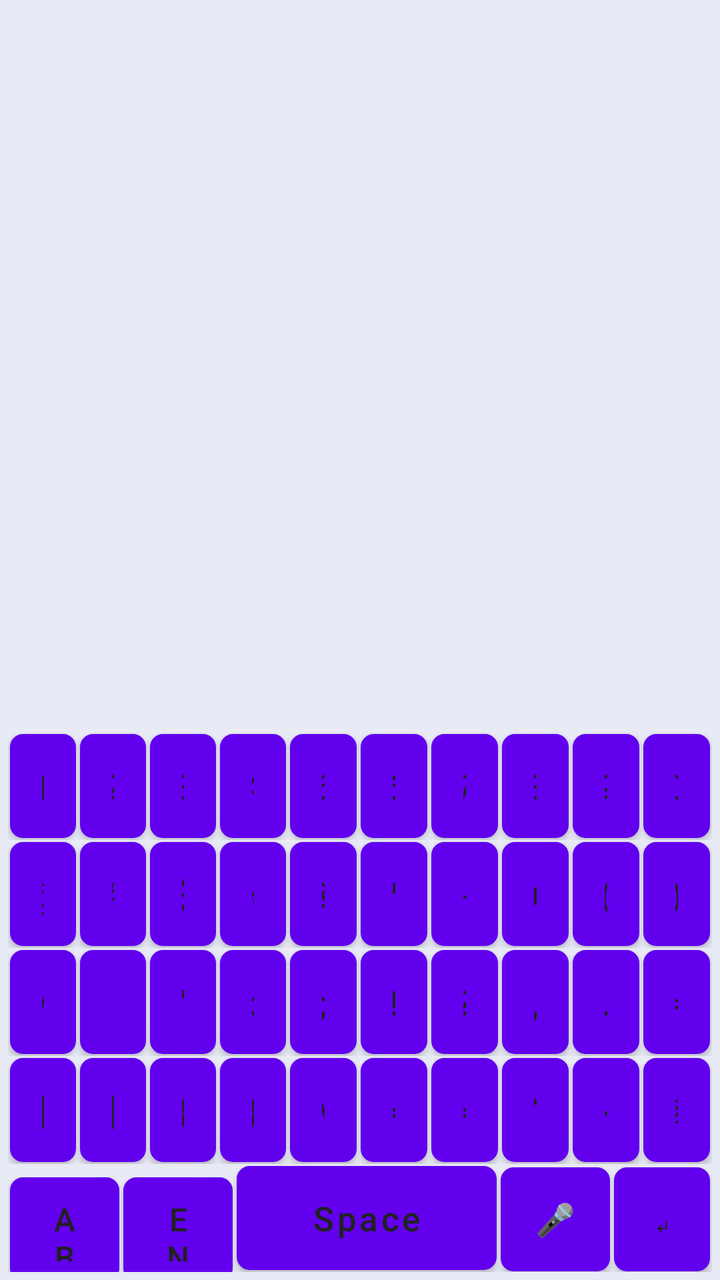
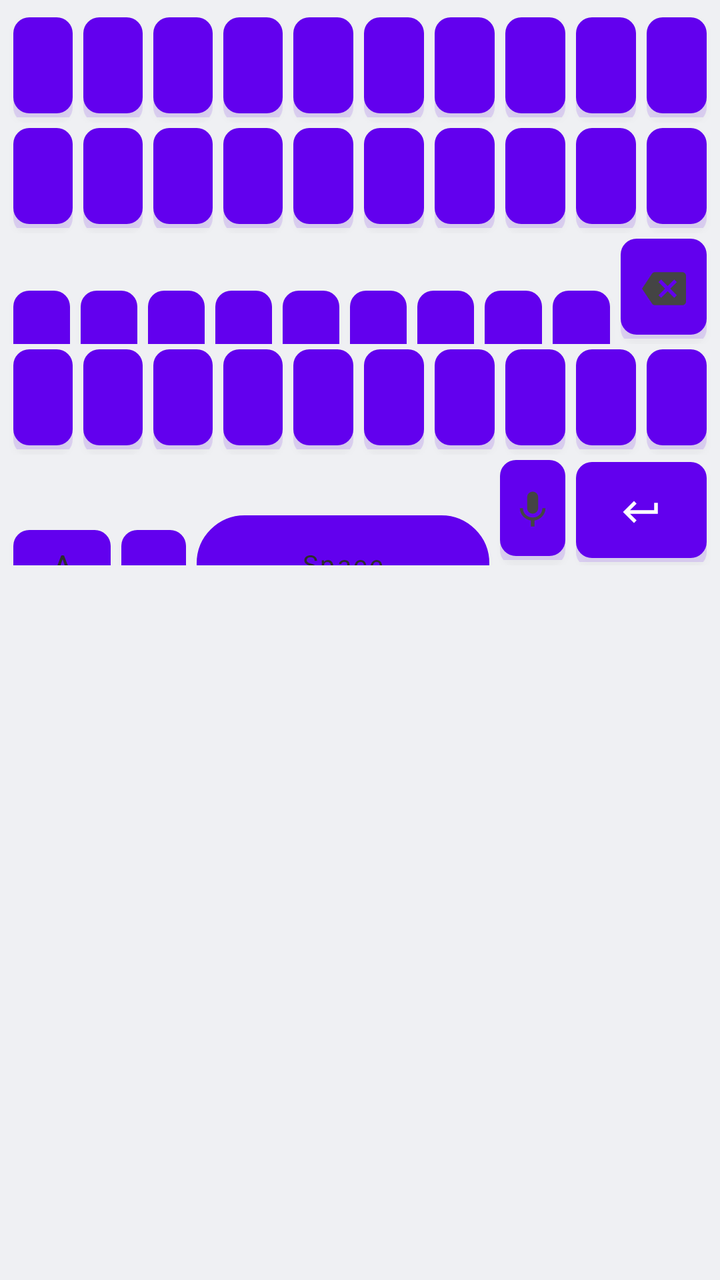

Compare the two renders of this Android layout. The source of the first and the diff that turns it into the second are given below.
<!-- AndroidManifest.xml: fallback theme Theme.MaterialComponents.DayNight.NoActionBar -->
<!-- res/layout/keyboard_symbols.xml -->
<?xml version="1.0" encoding="utf-8"?>
<LinearLayout xmlns:android="http://schemas.android.com/apk/res/android"
    android:layout_width="match_parent"
    android:layout_height="wrap_content"
    android:minHeight="280dp"
    android:background="#E8EAF6"
    android:clipToPadding="false"
    android:fitsSystemWindows="true"
    android:gravity="bottom"
    android:orientation="vertical"
    android:padding="4dp">

    <LinearLayout
        android:layout_width="match_parent"
        android:layout_height="wrap_content"
        android:orientation="horizontal">

        <Button android:id="@+id/sym_key_1" style="@style/KeyboardButton" android:text="1" />
        <Button android:id="@+id/sym_key_2" style="@style/KeyboardButton" android:text="2" />
        <Button android:id="@+id/sym_key_3" style="@style/KeyboardButton" android:text="3" />
        <Button android:id="@+id/sym_key_4" style="@style/KeyboardButton" android:text="4" />
        <Button android:id="@+id/sym_key_5" style="@style/KeyboardButton" android:text="5" />
        <Button android:id="@+id/sym_key_6" style="@style/KeyboardButton" android:text="6" />
        <Button android:id="@+id/sym_key_7" style="@style/KeyboardButton" android:text="7" />
        <Button android:id="@+id/sym_key_8" style="@style/KeyboardButton" android:text="8" />
        <Button android:id="@+id/sym_key_9" style="@style/KeyboardButton" android:text="9" />
        <Button android:id="@+id/sym_key_0" style="@style/KeyboardButton" android:text="0" />
    </LinearLayout>

    <LinearLayout
        android:layout_width="match_parent"
        android:layout_height="wrap_content"
        android:orientation="horizontal">

        <Button android:id="@+id/sym_key_at" style="@style/KeyboardButton" android:text="@" />
        <Button android:id="@+id/sym_key_hash" style="@style/KeyboardButton" android:text="#" />
        <Button android:id="@+id/sym_key_dollar" style="@style/KeyboardButton" android:text="$" />
        <Button android:id="@+id/sym_key_percent" style="@style/KeyboardButton" android:text="%" />
        <Button android:id="@+id/sym_key_amp" style="@style/KeyboardButton" android:text="&amp;" />
        <Button android:id="@+id/sym_key_star" style="@style/KeyboardButton" android:text="*" />
        <Button android:id="@+id/sym_key_minus" style="@style/KeyboardButton" android:text="-" />
        <Button android:id="@+id/sym_key_plus" style="@style/KeyboardButton" android:text="+" />
        <Button android:id="@+id/sym_key_lparen" style="@style/KeyboardButton" android:text="(" />
        <Button android:id="@+id/sym_key_rparen" style="@style/KeyboardButton" android:text=")" />
    </LinearLayout>

    <LinearLayout
        android:layout_width="match_parent"
        android:layout_height="wrap_content"
        android:orientation="horizontal">

        <Button android:id="@+id/sym_key_slash" style="@style/KeyboardButton" android:text="/" />
        <Button android:id="@+id/sym_key_quote" style="@style/KeyboardButton" android:text='"' />
        <Button android:id="@+id/sym_key_apostrophe" style="@style/KeyboardButton" android:text="'" />
        <Button android:id="@+id/sym_key_colon" style="@style/KeyboardButton" android:text=":" />
        <Button android:id="@+id/sym_key_semicolon" style="@style/KeyboardButton" android:text=";" />
        <Button android:id="@+id/sym_key_exclamation" style="@style/KeyboardButton" android:text="!" />
        <Button android:id="@+id/sym_key_question" style="@style/KeyboardButton" android:text="?" />
        <Button android:id="@+id/sym_key_comma" style="@style/KeyboardButton" android:text="," />
        <Button android:id="@+id/sym_key_dot" style="@style/KeyboardButton" android:text="." />
        <Button android:id="@+id/sym_key_equal" style="@style/KeyboardButton" android:text="=" />
    </LinearLayout>

    <LinearLayout
        android:layout_width="match_parent"
        android:layout_height="wrap_content"
        android:orientation="horizontal">

        <Button android:id="@+id/sym_key_lbracket" style="@style/KeyboardButton" android:text="[" />
        <Button android:id="@+id/sym_key_rbracket" style="@style/KeyboardButton" android:text="]" />
        <Button android:id="@+id/sym_key_lbrace" style="@style/KeyboardButton" android:text="{" />
        <Button android:id="@+id/sym_key_rbrace" style="@style/KeyboardButton" android:text="}" />
        <Button android:id="@+id/sym_key_backslash" style="@style/KeyboardButton" android:text="\\" />
        <Button android:id="@+id/sym_key_less" style="@style/KeyboardButton" android:text="&lt;" />
        <Button android:id="@+id/sym_key_greater" style="@style/KeyboardButton" android:text="&gt;" />
        <Button android:id="@+id/sym_key_caret" style="@style/KeyboardButton" android:text="^" />
        <Button android:id="@+id/sym_key_tilde" style="@style/KeyboardButton" android:text="~" />
        <Button android:id="@+id/sym_backspace" style="@style/KeyboardButton" android:text="⌫" />
    </LinearLayout>

    <LinearLayout
        android:layout_width="match_parent"
        android:layout_height="wrap_content"
        android:orientation="horizontal">

        <Button android:id="@+id/sym_key_abc" style="@style/KeyboardButtonBottomSmall" android:text="ABC" />
        <Button android:id="@+id/sym_key_language" style="@style/KeyboardButtonBottomSmall" android:text="EN" />
        <Button android:id="@+id/sym_key_space" style="@style/KeyboardButtonBottomSpace" android:text="Space" />
        <Button android:id="@+id/sym_key_voice" style="@style/KeyboardButtonBottomSmall" android:text="🎤" />
        <Button android:id="@+id/sym_key_enter" style="@style/KeyboardButtonBottomEnter" android:text="↵" />
    </LinearLayout>

</LinearLayout>
<!-- resources referenced by this layout -->
<resources>
  <style name="KeyboardButton">
          <item name="android:layout_width">0dp</item>
          <item name="android:layout_height">52dp</item>
          <item name="android:layout_weight">1</item>
          <item name="android:layout_margin">1dp</item>
          <item name="android:background">@drawable/key_background</item>
          <item name="android:textColor">#212121</item>
          <item name="android:textSize">17sp</item>
          <item name="android:textAllCaps">false</item>
          <item name="android:gravity">center</item>
          <item name="android:clickable">true</item>
          <item name="android:focusable">true</item>
      </style>
  <style name="KeyboardButtonBottomEnter" parent="KeyboardButton">
          <item name="android:layout_weight">0.7</item>
          <item name="android:textSize">16sp</item>
      </style>
  <style name="KeyboardButtonBottomSmall" parent="KeyboardButton">
          <item name="android:layout_weight">0.8</item>
          <item name="android:textSize">16sp</item>
      </style>
  <style name="KeyboardButtonBottomSpace" parent="KeyboardButton">
          <item name="android:layout_weight">1.9</item>
          <item name="android:textSize">17sp</item>
      </style>
  <!-- drawable key_background (drawable) -->
  <?xml version="1.0" encoding="utf-8"?>
  <selector xmlns:android="http://schemas.android.com/apk/res/android">
      
      <item android:state_pressed="true">
          <shape android:shape="rectangle">
              <solid android:color="#E0E0E0" />
              <corners android:radius="6dp" />
              <stroke
                  android:width="1dp"
                  android:color="#BDBDBD" />
              <padding
                  android:left="8dp"
                  android:top="8dp"
                  android:right="8dp"
                  android:bottom="8dp" />
          </shape>
      </item>
      
      
      <item>
          <shape android:shape="rectangle">
              <solid android:color="#FFFFFF" />
              <corners android:radius="6dp" />
              <stroke
                  android:width="1dp"
                  android:color="#E0E0E0" />
              <padding
                  android:left="8dp"
                  android:top="8dp"
                  android:right="8dp"
                  android:bottom="8dp" />
          </shape>
      </item>
  </selector>
</resources>

<!-- the commit's change to res/layout/keyboard_symbols.xml (unified diff, before → after) -->
@@ -2,19 +2,18 @@
 <LinearLayout xmlns:android="http://schemas.android.com/apk/res/android"
     android:layout_width="match_parent"
     android:layout_height="wrap_content"
-    android:minHeight="280dp"
-    android:background="#E8EAF6"
+    android:background="@color/kb_bg_light"
     android:clipToPadding="false"
-    android:fitsSystemWindows="true"
-    android:gravity="bottom"
     android:orientation="vertical"
-    android:padding="4dp">
+    android:paddingStart="4dp"
+    android:paddingEnd="4dp"
+    android:paddingTop="6dp">
 
+    
     <LinearLayout
         android:layout_width="match_parent"
         android:layout_height="wrap_content"
         android:orientation="horizontal">
-
         <Button android:id="@+id/sym_key_1" style="@style/KeyboardButton" android:text="1" />
         <Button android:id="@+id/sym_key_2" style="@style/KeyboardButton" android:text="2" />
         <Button android:id="@+id/sym_key_3" style="@style/KeyboardButton" android:text="3" />
@@ -27,67 +26,96 @@
         <Button android:id="@+id/sym_key_0" style="@style/KeyboardButton" android:text="0" />
     </LinearLayout>
 
+    
+    <LinearLayout
+        android:layout_width="match_parent"
+        android:layout_height="wrap_content"
+        android:orientation="horizontal">
+        <Button android:id="@+id/sym_key_at"      style="@style/KeyboardButton" android:text="@" />
+        <Button android:id="@+id/sym_key_hash"    style="@style/KeyboardButton" android:text="#" />
+        <Button android:id="@+id/sym_key_dollar"  style="@style/KeyboardButton" android:text="$" />
+        <Button android:id="@+id/sym_key_percent" style="@style/KeyboardButton" android:text="%" />
+        <Button android:id="@+id/sym_key_amp"     style="@style/KeyboardButton" android:text="&amp;" />
+        <Button android:id="@+id/sym_key_star"    style="@style/KeyboardButton" android:text="*" />
+        <Button android:id="@+id/sym_key_minus"   style="@style/KeyboardButton" android:text="-" />
+        <Button android:id="@+id/sym_key_plus"    style="@style/KeyboardButton" android:text="+" />
+        <Button android:id="@+id/sym_key_lparen"  style="@style/KeyboardButton" android:text="(" />
+        <Button android:id="@+id/sym_key_rparen"  style="@style/KeyboardButton" android:text=")" />
+    </LinearLayout>
+
+    
+    <LinearLayout
+        android:layout_width="match_parent"
+        android:layout_height="wrap_content"
+        android:orientation="horizontal">
+        <Button android:id="@+id/sym_key_slash"       style="@style/KeyboardButton" android:text="/" />
+        <Button android:id="@+id/sym_key_quote"       style="@style/KeyboardButton" android:text="&quot;" />
+        <Button android:id="@+id/sym_key_apostrophe"  style="@style/KeyboardButton" android:text="'" />
+        <Button android:id="@+id/sym_key_colon"       style="@style/KeyboardButton" android:text=":" />
+        <Button android:id="@+id/sym_key_semicolon"   style="@style/KeyboardButton" android:text=";" />
+        <Button android:id="@+id/sym_key_exclamation" style="@style/KeyboardButton" android:text="!" />
+        <Button android:id="@+id/sym_key_question"    style="@style/KeyboardButton" android:text="?" />
+        <Button android:id="@+id/sym_key_comma"       style="@style/KeyboardButton" android:text="," />
+        <Button android:id="@+id/sym_key_dot"         style="@style/KeyboardButton" android:text="." />
+        <Button
+            android:id="@+id/sym_backspace"
+            style="@style/KeyboardButtonIcon"
+            android:text=""
+            android:drawableTop="@drawable/ic_backspace"
+            android:drawablePadding="0dp" />
+    </LinearLayout>
+
+    
+    <LinearLayout
+        android:layout_width="match_parent"
+        android:layout_height="wrap_content"
+        android:orientation="horizontal">
+        <Button android:id="@+id/sym_key_equal"     style="@style/KeyboardButton" android:text="=" />
+        <Button android:id="@+id/sym_key_lbracket"  style="@style/KeyboardButton" android:text="[" />
+        <Button android:id="@+id/sym_key_rbracket"  style="@style/KeyboardButton" android:text="]" />
+        <Button android:id="@+id/sym_key_lbrace"    style="@style/KeyboardButton" android:text="{" />
+        <Button android:id="@+id/sym_key_rbrace"    style="@style/KeyboardButton" android:text="}" />
+        <Button android:id="@+id/sym_key_backslash" style="@style/KeyboardButton" android:text="\\" />
+        <Button android:id="@+id/sym_key_less"      style="@style/KeyboardButton" android:text="&lt;" />
+        <Button android:id="@+id/sym_key_greater"   style="@style/KeyboardButton" android:text="&gt;" />
+        <Button android:id="@+id/sym_key_caret"     style="@style/KeyboardButton" android:text="^" />
+        <Button android:id="@+id/sym_key_tilde"     style="@style/KeyboardButton" android:text="~" />
+    </LinearLayout>
+
+    
     <LinearLayout
         android:layout_width="match_parent"
         android:layout_height="wrap_content"
         android:orientation="horizontal">
 
-        <Button android:id="@+id/sym_key_at" style="@style/KeyboardButton" android:text="@" />
-        <Button android:id="@+id/sym_key_hash" style="@style/KeyboardButton" android:text="#" />
-        <Button android:id="@+id/sym_key_dollar" style="@style/KeyboardButton" android:text="$" />
-        <Button android:id="@+id/sym_key_percent" style="@style/KeyboardButton" android:text="%" />
-        <Button android:id="@+id/sym_key_amp" style="@style/KeyboardButton" android:text="&amp;" />
-        <Button android:id="@+id/sym_key_star" style="@style/KeyboardButton" android:text="*" />
-        <Button android:id="@+id/sym_key_minus" style="@style/KeyboardButton" android:text="-" />
-        <Button android:id="@+id/sym_key_plus" style="@style/KeyboardButton" android:text="+" />
-        <Button android:id="@+id/sym_key_lparen" style="@style/KeyboardButton" android:text="(" />
-        <Button android:id="@+id/sym_key_rparen" style="@style/KeyboardButton" android:text=")" />
-    </LinearLayout>
+        <Button
+            android:id="@+id/sym_key_abc"
+            style="@style/KeyboardButtonBottomSmall"
+            android:text="ABC" />
 
-    <LinearLayout
-        android:layout_width="match_parent"
-        android:layout_height="wrap_content"
-        android:orientation="horizontal">
+        <Button
+            android:id="@+id/sym_key_language"
+            style="@style/KeyboardButtonLanguage"
+            android:text="EN" />
 
-        <Button android:id="@+id/sym_key_slash" style="@style/KeyboardButton" android:text="/" />
-        <Button android:id="@+id/sym_key_quote" style="@style/KeyboardButton" android:text='"' />
-        <Button android:id="@+id/sym_key_apostrophe" style="@style/KeyboardButton" android:text="'" />
-        <Button android:id="@+id/sym_key_colon" style="@style/KeyboardButton" android:text=":" />
-        <Button android:id="@+id/sym_key_semicolon" style="@style/KeyboardButton" android:text=";" />
-        <Button android:id="@+id/sym_key_exclamation" style="@style/KeyboardButton" android:text="!" />
-        <Button android:id="@+id/sym_key_question" style="@style/KeyboardButton" android:text="?" />
-        <Button android:id="@+id/sym_key_comma" style="@style/KeyboardButton" android:text="," />
-        <Button android:id="@+id/sym_key_dot" style="@style/KeyboardButton" android:text="." />
-        <Button android:id="@+id/sym_key_equal" style="@style/KeyboardButton" android:text="=" />
-    </LinearLayout>
+        <Button
+            android:id="@+id/sym_key_space"
+            style="@style/KeyboardButtonSpace"
+            android:text="Space" />
 
-    <LinearLayout
-        android:layout_width="match_parent"
-        android:layout_height="wrap_content"
-        android:orientation="horizontal">
+        <Button
+            android:id="@+id/sym_key_voice"
+            style="@style/KeyboardButtonMic"
+            android:text=""
+            android:drawableTop="@drawable/ic_mic"
+            android:drawablePadding="0dp" />
 
-        <Button android:id="@+id/sym_key_lbracket" style="@style/KeyboardButton" android:text="[" />
-        <Button android:id="@+id/sym_key_rbracket" style="@style/KeyboardButton" android:text="]" />
-        <Button android:id="@+id/sym_key_lbrace" style="@style/KeyboardButton" android:text="{" />
-        <Button android:id="@+id/sym_key_rbrace" style="@style/KeyboardButton" android:text="}" />
-        <Button android:id="@+id/sym_key_backslash" style="@style/KeyboardButton" android:text="\\" />
-        <Button android:id="@+id/sym_key_less" style="@style/KeyboardButton" android:text="&lt;" />
-        <Button android:id="@+id/sym_key_greater" style="@style/KeyboardButton" android:text="&gt;" />
-        <Button android:id="@+id/sym_key_caret" style="@style/KeyboardButton" android:text="^" />
-        <Button android:id="@+id/sym_key_tilde" style="@style/KeyboardButton" android:text="~" />
-        <Button android:id="@+id/sym_backspace" style="@style/KeyboardButton" android:text="⌫" />
-    </LinearLayout>
-
-    <LinearLayout
-        android:layout_width="match_parent"
-        android:layout_height="wrap_content"
-        android:orientation="horizontal">
-
-        <Button android:id="@+id/sym_key_abc" style="@style/KeyboardButtonBottomSmall" android:text="ABC" />
-        <Button android:id="@+id/sym_key_language" style="@style/KeyboardButtonBottomSmall" android:text="EN" />
-        <Button android:id="@+id/sym_key_space" style="@style/KeyboardButtonBottomSpace" android:text="Space" />
-        <Button android:id="@+id/sym_key_voice" style="@style/KeyboardButtonBottomSmall" android:text="🎤" />
-        <Button android:id="@+id/sym_key_enter" style="@style/KeyboardButtonBottomEnter" android:text="↵" />
+        <Button
+            android:id="@+id/sym_key_enter"
+            style="@style/KeyboardButtonEnter"
+            android:text=""
+            android:drawableTop="@drawable/ic_enter"
+            android:drawablePadding="0dp" />
     </LinearLayout>
 
 </LinearLayout>
<!-- resource entries referenced after the edit -->
@@ -1,64 +1,217 @@
 <!-- resources referenced by this layout -->
 <resources>
+  <color name="kb_bg_light">#EFF0F3</color>
+  <!-- drawable ic_backspace (drawable) -->
+  <?xml version="1.0" encoding="utf-8"?>
+  <vector xmlns:android="http://schemas.android.com/apk/res/android"
+      android:width="22dp"
+      android:height="22dp"
+      android:viewportWidth="24"
+      android:viewportHeight="24">
+      <path
+          android:fillColor="#333333"
+          android:pathData="M22,3H7c-0.69,0 -1.23,0.35 -1.57,0.88L0,12l5.43,8.11C5.77,20.64 6.31,21 7,21h15c1.1,0 2,-0.9 2,-2V5C24,3.9 23.1,3 22,3zM19,15.59L17.59,17 14,13.41 10.41,17 9,15.59 12.59,12 9,8.41 10.41,7 14,10.59 17.59,7 19,8.41 15.41,12 19,15.59z" />
+  </vector>
+  <!-- drawable ic_enter (drawable) -->
+  <?xml version="1.0" encoding="utf-8"?>
+  <vector xmlns:android="http://schemas.android.com/apk/res/android"
+      android:width="22dp"
+      android:height="22dp"
+      android:viewportWidth="24"
+      android:viewportHeight="24">
+      <path
+          android:fillColor="#FFFFFF"
+          android:pathData="M19,7v4H5.83l3.58,-3.59L8,6l-6,6 6,6 1.41,-1.41L5.83,13H21V7z" />
+  </vector>
+  <!-- drawable ic_mic (drawable) -->
+  <?xml version="1.0" encoding="utf-8"?>
+  <vector xmlns:android="http://schemas.android.com/apk/res/android"
+      android:width="22dp"
+      android:height="22dp"
+      android:viewportWidth="24"
+      android:viewportHeight="24">
+      <path
+          android:fillColor="#444444"
+          android:pathData="M12,14c1.66,0 2.99,-1.34 2.99,-3L15,5c0,-1.66 -1.34,-3 -3,-3S9,3.34 9,5v6c0,1.66 1.34,3 3,3zM17.3,11c0,3 -2.54,5.1 -5.3,5.1S6.7,14 6.7,11H5c0,3.41 2.72,6.23 6,6.72V21h2v-3.28c3.28,-0.48 6,-3.3 6,-6.72h-1.7z" />
+  </vector>
   <style name="KeyboardButton">
           <item name="android:layout_width">0dp</item>
-          <item name="android:layout_height">52dp</item>
+          <item name="android:layout_height">50dp</item>
           <item name="android:layout_weight">1</item>
-          <item name="android:layout_margin">1dp</item>
+          <item name="android:layout_margin">2.5dp</item>
+          
           <item name="android:background">@drawable/key_background</item>
-          <item name="android:textColor">#212121</item>
-          <item name="android:textSize">17sp</item>
+          <item name="android:textColor">@color/kb_text_primary_light</item>
+          <item name="android:textSize">18sp</item>
           <item name="android:textAllCaps">false</item>
+          <item name="android:fontFamily">sans-serif</item>
           <item name="android:gravity">center</item>
           <item name="android:clickable">true</item>
           <item name="android:focusable">true</item>
-      </style>
-  <style name="KeyboardButtonBottomEnter" parent="KeyboardButton">
-          <item name="android:layout_weight">0.7</item>
-          <item name="android:textSize">16sp</item>
-      </style>
-  <style name="KeyboardButtonBottomSmall" parent="KeyboardButton">
-          <item name="android:layout_weight">0.8</item>
-          <item name="android:textSize">16sp</item>
-      </style>
-  <style name="KeyboardButtonBottomSpace" parent="KeyboardButton">
-          <item name="android:layout_weight">1.9</item>
-          <item name="android:textSize">17sp</item>
+          
+          <item name="android:stateListAnimator">@null</item>
+          
+          <item name="android:elevation">2dp</item>
+          <item name="android:includeFontPadding">false</item>
+      </style>
+  <style name="KeyboardButtonBottomSmall" parent="KeyboardButtonFunctional">
+          <item name="android:layout_weight">1.5</item>
+          <item name="android:textSize">13sp</item>
+      </style>
+  <style name="KeyboardButtonEnter" parent="KeyboardButton">
+          <item name="android:layout_weight">2</item>
+          <item name="android:background">@drawable/key_background_enter</item>
+          <item name="android:textColor">@color/kb_enter_text</item>
+          <item name="android:textSize">13sp</item>
+          <item name="android:paddingTop">8dp</item>
+          <item name="android:paddingBottom">8dp</item>
+          <item name="android:drawableTint">@color/kb_enter_text</item>
+      </style>
+  <style name="KeyboardButtonIcon" parent="KeyboardButtonFunctional">
+          <item name="android:layout_weight">1.5</item>
+          <item name="android:paddingTop">8dp</item>
+          <item name="android:paddingBottom">8dp</item>
+          <item name="android:drawableTint">@color/kb_icon_light</item>
+      </style>
+  <style name="KeyboardButtonLanguage" parent="KeyboardButtonFunctional">
+          <item name="android:layout_weight">1</item>
+          <item name="android:textSize">13sp</item>
+      </style>
+  <style name="KeyboardButtonMic" parent="KeyboardButtonFunctional">
+          <item name="android:layout_weight">1</item>
+          <item name="android:paddingTop">8dp</item>
+          <item name="android:paddingBottom">8dp</item>
+          <item name="android:drawableTint">@color/kb_icon_light</item>
+      </style>
+  <style name="KeyboardButtonSpace" parent="KeyboardButton">
+          <item name="android:layout_weight">4.5</item>
+          <item name="android:background">@drawable/key_background_space</item>
+          <item name="android:textSize">13sp</item>
+          <item name="android:textColor">@color/kb_text_functional_light</item>
+          <item name="android:fontFamily">sans-serif</item>
       </style>
   <!-- drawable key_background (drawable) -->
   <?xml version="1.0" encoding="utf-8"?>
-  <selector xmlns:android="http://schemas.android.com/apk/res/android">
+  <ripple xmlns:android="http://schemas.android.com/apk/res/android"
+      android:color="#33000000">
       
-      <item android:state_pressed="true">
-          <shape android:shape="rectangle">
-              <solid android:color="#E0E0E0" />
-              <corners android:radius="6dp" />
-              <stroke
-                  android:width="1dp"
-                  android:color="#BDBDBD" />
-              <padding
-                  android:left="8dp"
-                  android:top="8dp"
-                  android:right="8dp"
-                  android:bottom="8dp" />
+      <item android:id="@android:id/mask">
+          <shape android:shape="rectangle">
+              <corners android:radius="8dp" />
+              <solid android:color="#FFFFFF" />
           </shape>
       </item>
       
-      
-      <item>
-          <shape android:shape="rectangle">
+      <item>
+          <layer-list>
+              
+              <item android:top="1dp" android:bottom="-3dp">
+                  <shape android:shape="rectangle">
+                      <solid android:color="#22000000" />
+                      <corners android:radius="8dp" />
+                  </shape>
+              </item>
+              
+              <item android:bottom="2dp">
+                  <shape android:shape="rectangle">
+                      <solid android:color="#FFFFFF" />
+                      <corners android:radius="8dp" />
+                  </shape>
+              </item>
+          </layer-list>
+      </item>
+  </ripple>
+  <color name="kb_text_primary_light">#1F1F1F</color>
+  <style name="KeyboardButtonFunctional" parent="KeyboardButton">
+          <item name="android:background">@drawable/key_background_functional</item>
+          <item name="android:textColor">@color/kb_text_functional_light</item>
+          <item name="android:textSize">14sp</item>
+          <item name="android:fontFamily">sans-serif-medium</item>
+      </style>
+  <!-- drawable key_background_enter (drawable) -->
+  <?xml version="1.0" encoding="utf-8"?>
+  <ripple xmlns:android="http://schemas.android.com/apk/res/android"
+      android:color="#44FFFFFF">
+      <item android:id="@android:id/mask">
+          <shape android:shape="rectangle">
+              <corners android:radius="8dp" />
+              <solid android:color="#1A73E8" />
+          </shape>
+      </item>
+      <item>
+          <layer-list>
+              <item android:top="1dp" android:bottom="-3dp">
+                  <shape android:shape="rectangle">
+                      <solid android:color="#221558B6" />
+                      <corners android:radius="8dp" />
+                  </shape>
+              </item>
+              <item android:bottom="2dp">
+                  <shape android:shape="rectangle">
+                      <solid android:color="#1A73E8" />
+                      <corners android:radius="8dp" />
+                  </shape>
+              </item>
+          </layer-list>
+      </item>
+  </ripple>
+  <color name="kb_enter_text">#FFFFFF</color>
+  <color name="kb_icon_light">#444444</color>
+  <!-- drawable key_background_space (drawable) -->
+  <?xml version="1.0" encoding="utf-8"?>
+  <ripple xmlns:android="http://schemas.android.com/apk/res/android"
+      android:color="#33000000">
+      <item android:id="@android:id/mask">
+          <shape android:shape="rectangle">
+              <corners android:radius="24dp" />
               <solid android:color="#FFFFFF" />
-              <corners android:radius="6dp" />
-              <stroke
-                  android:width="1dp"
-                  android:color="#E0E0E0" />
-              <padding
-                  android:left="8dp"
-                  android:top="8dp"
-                  android:right="8dp"
-                  android:bottom="8dp" />
-          </shape>
-      </item>
-  </selector>
+          </shape>
+      </item>
+      <item>
+          <layer-list>
+              <item android:top="1dp" android:bottom="-3dp">
+                  <shape android:shape="rectangle">
+                      <solid android:color="#22000000" />
+                      <corners android:radius="24dp" />
+                  </shape>
+              </item>
+              <item android:bottom="2dp">
+                  <shape android:shape="rectangle">
+                      <solid android:color="#FFFFFF" />
+                      <corners android:radius="24dp" />
+                      <stroke android:width="1dp" android:color="#D0D5DD" />
+                  </shape>
+              </item>
+          </layer-list>
+      </item>
+  </ripple>
+  <color name="kb_text_functional_light">#2D2D2D</color>
+  <!-- drawable key_background_functional (drawable) -->
+  <?xml version="1.0" encoding="utf-8"?>
+  <ripple xmlns:android="http://schemas.android.com/apk/res/android"
+      android:color="#33000000">
+      <item android:id="@android:id/mask">
+          <shape android:shape="rectangle">
+              <corners android:radius="8dp" />
+              <solid android:color="#B0B8C4" />
+          </shape>
+      </item>
+      <item>
+          <layer-list>
+              <item android:top="1dp" android:bottom="-3dp">
+                  <shape android:shape="rectangle">
+                      <solid android:color="#22000000" />
+                      <corners android:radius="8dp" />
+                  </shape>
+              </item>
+              <item android:bottom="2dp">
+                  <shape android:shape="rectangle">
+                      <solid android:color="#B0B8C4" />
+                      <corners android:radius="8dp" />
+                  </shape>
+              </item>
+          </layer-list>
+      </item>
+  </ripple>
 </resources>
 
